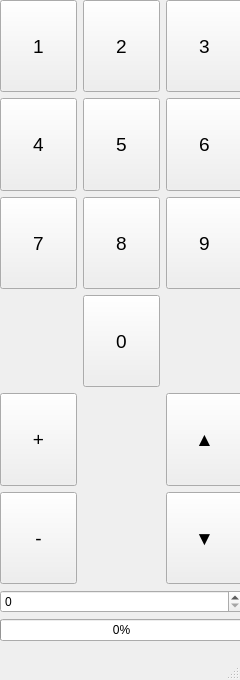
This is tvRemote.ui in MedonisMayhem/QTVremote as Qt 5 draws it before an edit. The edited form follows.
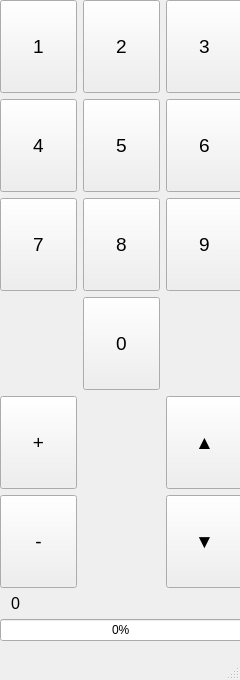
This is the edited form.

Diff of the .ui file:
```diff
--- a/tvRemote.ui
+++ b/tvRemote.ui
@@ -289,16 +289,72 @@
      <item>
       <layout class="QVBoxLayout" name="verticalLayout_2">
        <item>
-        <widget class="QSpinBox" name="spinBox"/>
+        <widget class="QLabel" name="label">
+         <property name="enabled">
+          <bool>true</bool>
+         </property>
+         <property name="sizePolicy">
+          <sizepolicy hsizetype="Maximum" vsizetype="Preferred">
+           <horstretch>0</horstretch>
+           <verstretch>0</verstretch>
+          </sizepolicy>
+         </property>
+         <property name="minimumSize">
+          <size>
+           <width>20</width>
+           <height>0</height>
+          </size>
+         </property>
+         <property name="font">
+          <font>
+           <pointsize>12</pointsize>
+          </font>
+         </property>
+         <property name="mouseTracking">
+          <bool>false</bool>
+         </property>
+         <property name="layoutDirection">
+          <enum>Qt::LeftToRight</enum>
+         </property>
+         <property name="styleSheet">
+          <string notr="true"/>
+         </property>
+         <property name="text">
+          <string>0</string>
+         </property>
+         <property name="alignment">
+          <set>Qt::AlignRight|Qt::AlignTrailing|Qt::AlignVCenter</set>
+         </property>
+        </widget>
        </item>
        <item>
         <widget class="QProgressBar" name="progressBar">
+         <property name="styleSheet">
+          <string notr="true">QProgressBar{
+text-align: center
+}
+QProgressBar::chunk{
+	background-color:rgb(0, 255, 0);
+}</string>
+         </property>
          <property name="maximum">
-          <number>99</number>
+          <number>100</number>
          </property>
          <property name="value">
           <number>0</number>
          </property>
+         <property name="textVisible">
+          <bool>true</bool>
+         </property>
+         <property name="orientation">
+          <enum>Qt::Horizontal</enum>
+         </property>
+         <property name="invertedAppearance">
+          <bool>false</bool>
+         </property>
+         <property name="textDirection">
+          <enum>QProgressBar::TopToBottom</enum>
+         </property>
         </widget>
        </item>
       </layout>
```
Left out of the diff: 234 changed lines with no effect on the pictures.
